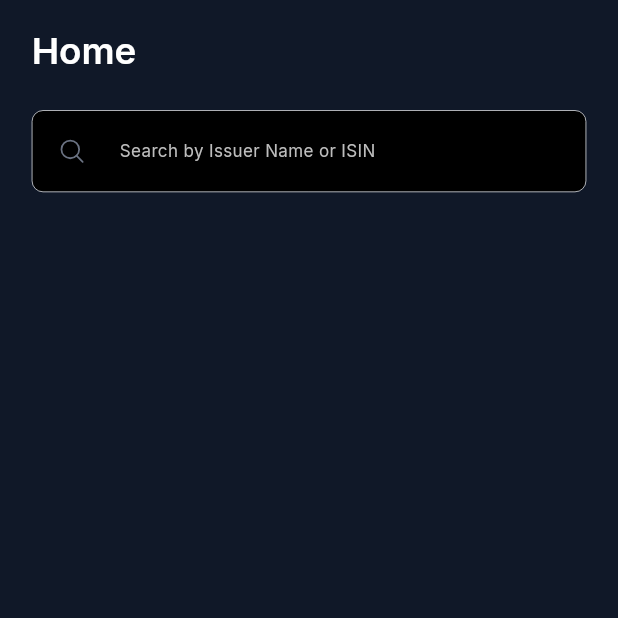
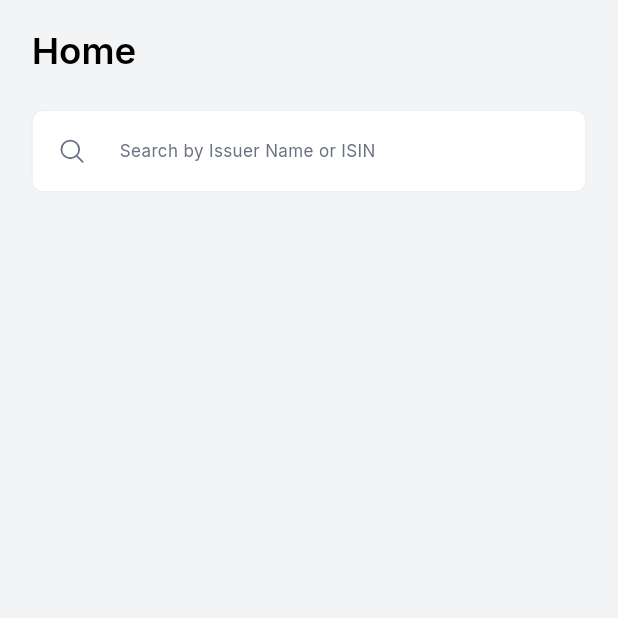
Before and after one commit to Bhaveshupadhyay/tap_invest, a Flutter app: the screen it shows after launch, on a phone screen of 412 x 824 dp, the top half of it. Run offline on Flutter 3.47's test engine with Material 3 defaults, Android fonts, the phone set to English and light mode, and no system bars; our stand-ins replace dio, fl_chart, flutter_bloc, flutter_dotenv, flutter_screenutil, flutter_svg and 4 more; network calls fail.

```diff
--- a/lib/main.dart
+++ b/lib/main.dart
@@ -40,7 +40,7 @@ class MyApp extends StatelessWidget {
       ],
       child: MaterialApp(
         title: 'Tap Invest',
-        theme: AppTheme.dark(),
+        theme: AppTheme.light(),
         home: const Home(),
       ),
     );
```
